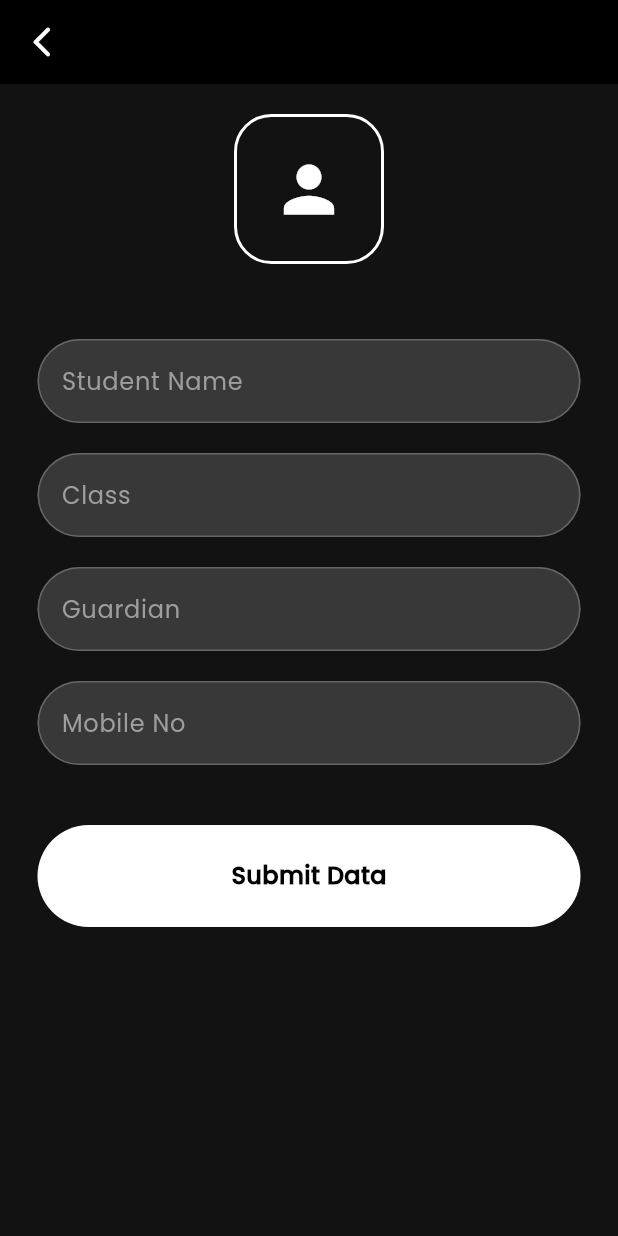
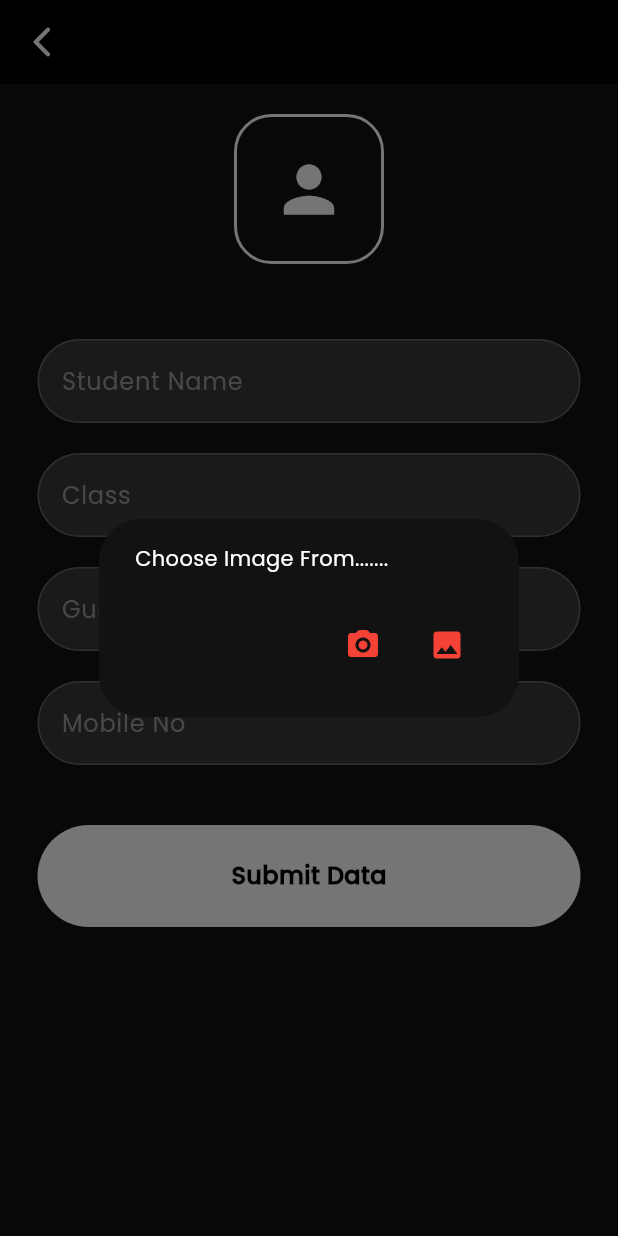
Before and after one commit to sugith10/Students-App-Getx-Sqflite, a Flutter app: the AddStudentScreen screen opened directly, after a tap on the "person" icon, on a phone screen of 412 x 824 dp. Run offline on Flutter 3.47's test engine with Material 3 defaults, Android fonts, the phone set to English and light mode, and no system bars; our stand-ins replace image_picker, lottie, sqflite; accounts and stored records are empty; project files that could hold a hidden picture were left out.

```diff
--- a/lib/controller/screen_controller/navigation_controller/screen_navigations/add_screen_navigation.dart
+++ b/lib/controller/screen_controller/navigation_controller/screen_navigations/add_screen_navigation.dart
@@ -1,6 +1,6 @@
 import 'package:flutter/material.dart';
 import 'package:student_app/controller/screen_controller/navigation_controller/screen_transitions/left_to_right.dart';
-import 'package:student_app/screens/add_screen/add_screen.dart';
+import 'package:student_app/view/add_screen/add_screen.dart';
 
 class AddScreenNavigation{
    _toAddScreenLeftToRight(BuildContext context){
--- a/lib/controller/screen_controller/navigation_controller/screen_navigations/view_student_data_screen.dart
+++ b/lib/controller/screen_controller/navigation_controller/screen_navigations/view_student_data_screen.dart
@@ -1,6 +1,6 @@
 import 'package:flutter/material.dart';
 import 'package:student_app/controller/screen_controller/navigation_controller/screen_transitions/left_to_right.dart';
-import 'package:student_app/screens/view_student_screen/view_student_scrn.dart';
+import 'package:student_app/view/view_student_screen/view_student_scrn.dart';
 
 class ViewStudentDataScrnNav{
    void _toViewStudentDataLeftToRight(BuildContext context){
--- a/lib/main.dart
+++ b/lib/main.dart
@@ -1,5 +1,5 @@
 import 'package:flutter/material.dart';
-import 'package:student_app/screens/splash_screen/splash_screen.dart';
+import 'package:student_app/view/splash_screen/splash_screen.dart';
 
 main(){
   runApp(const MyApp());
--- a/lib/screens/add_screen/add_screen.dart
+++ /dev/null
@@ -1,80 +0,0 @@
-import 'package:flutter/material.dart';
-import 'package:student_app/screens/add_screen/widget/inputfield_widget.dart';
-import 'package:student_app/screens/add_screen/widget/submit_button_widget.dart';
-
-class AddStudentScreen extends StatelessWidget {
-  AddStudentScreen({super.key});
-  final TextEditingController studentName = TextEditingController();
-  final TextEditingController studentClass = TextEditingController();
-  final TextEditingController studentGuardian = TextEditingController();
-  final TextEditingController studentMobile = TextEditingController();
-
-  @override
-  Widget build(BuildContext context) {
-    return Scaffold(
-      appBar: AppBar(
-        leading: InkWell(
-            onTap: () => Navigator.pop(context),
-            child: const Icon(Icons.arrow_back_ios_new_rounded)),
-      ),
-      body: SingleChildScrollView(
-        child: Column(
-          children: [
-            const SizedBox(
-              height: 20,
-            ),
-            InkWell(
-              onTap: () {},
-              customBorder: RoundedRectangleBorder(
-                borderRadius: BorderRadius.circular(25),
-              ),
-              child: Container(
-                height: 100,
-                width: 100,
-                decoration: BoxDecoration(
-                  border: Border.all(
-                    color: Colors.white,
-                    width: 2,
-                  ),
-                  borderRadius: BorderRadius.circular(25),
-                ),
-                child: const Icon(
-                  Icons.person,
-                  size: 50,
-                ),
-              ),
-            ),
-            const SizedBox(
-              height: 50,
-            ),
-            StudentInputField(
-                textController: studentName, hintText: 'Student Name'),
-            const SizedBox(
-              height: 20,
-            ),
-            StudentInputField(textController: studentClass, hintText: 'Class'),
-            const SizedBox(
-              height: 20,
-            ),
-            StudentInputField(
-                textController: studentGuardian, hintText: 'Guardian'),
-            const SizedBox(
-              height: 20,
-            ),
-            StudentInputField(
-                textController: studentMobile, hintText: 'Mobile No', textInputType: TextInputType.number),
-            const SizedBox(
-              height: 40,
-            ),
-            // Spacer(),
-            SubmitButton(onTap: () {
-              print(studentName.text);
-              print(studentGuardian);
-            }),
-            // Spacer()
-          ],
-        ),
-      ),
-    );
-  }
-}
--- /dev/null
+++ b/lib/view/add_screen/add_screen.dart
@@ -0,0 +1,190 @@
+import 'dart:io';
+import 'package:flutter/material.dart';
+import 'package:image_picker/image_picker.dart';
+import 'package:student_app/view/add_screen/widget/inputfield_widget.dart';
+import 'package:student_app/view/add_screen/widget/submit_button_widget.dart';
+
+class AddStudentScreen extends StatefulWidget {
+  AddStudentScreen({super.key});
+
+  @override
+  State<AddStudentScreen> createState() => _AddStudentScreenState();
+}
+
+class _AddStudentScreenState extends State<AddStudentScreen> {
+  final TextEditingController studentName = TextEditingController();
+  final TextEditingController studentClass = TextEditingController();
+  final TextEditingController studentGuardian = TextEditingController();
+  final TextEditingController studentMobile = TextEditingController();
+
+  File? image25;
+  String? imagepath;
+
+  @override
+  Widget build(BuildContext context) {
+    return Scaffold(
+      appBar: AppBar(
+        leading: InkWell(
+            onTap: () {
+              Navigator.pop(context);
+            },
+            child: const Icon(Icons.arrow_back_ios_new_rounded)),
+      ),
+      body: SingleChildScrollView(
+        child: Column(
+          children: [
+            const SizedBox(
+              height: 20,
+            ),
+            InkWell(
+              onTap: () {
+                addphoto(context);
+              },
+              customBorder: RoundedRectangleBorder(
+                borderRadius: BorderRadius.circular(25),
+              ),
+              child: Container(
+                height: 100,
+                width: 100,
+                decoration: BoxDecoration(
+                  border: Border.all(
+                    color: Colors.white,
+                    width: 2,
+                  ),
+                  borderRadius: BorderRadius.circular(25),
+                ),
+                child: image25 == null
+                    ? const Icon(
+                        Icons.person,
+                        size: 50,
+                      )
+                    : ClipRRect(
+                        borderRadius: BorderRadius.circular(25),
+                        child: Image.file(
+                          image25!,
+                          fit: BoxFit.cover,
+                        )),
+              ),
+            ),
+            const SizedBox(
+              height: 50,
+            ),
+            StudentInputField(
+                textController: studentName, hintText: 'Student Name'),
+            const SizedBox(
+              height: 20,
+            ),
+            StudentInputField(textController: studentClass, hintText: 'Class'),
+            const SizedBox(
+              height: 20,
+            ),
+            StudentInputField(
+                textController: studentGuardian, hintText: 'Guardian'),
+            const SizedBox(
+              height: 20,
+            ),
+            StudentInputField(
+                textController: studentMobile,
+                hintText: 'Mobile No',
+                textInputType: TextInputType.number),
+            const SizedBox(
+              height: 40,
+            ),
+            // Spacer(),
+            SubmitButton(onTap: () {
+              print(studentName.text);
+              print(studentGuardian);
+            }),
+            // Spacer()
+          ],
+        ),
+      ),
+    );
+  }
+
+  bool checkFieldsEmpty({
+    required TextEditingController stduentName,
+    required TextEditingController studentClass,
+    required TextEditingController studentGuardian,
+    required TextEditingController studentMobile,
+  }) {
+    if (studentName.text.isEmpty &&
+        studentClass.text.isEmpty &&
+        studentGuardian.text.isEmpty &&
+        studentMobile.text.isEmpty) {
+      return true;
+    }
+    return false;
+  }
+
+  Future<void> addStudent({
+    required TextEditingController stduentName,
+    required TextEditingController studentClass,
+    required TextEditingController studentGuardian,
+    required TextEditingController studentMobile,
+  }) async {
+
+  bool empty =   checkFieldsEmpty(
+        stduentName: stduentName,
+        studentClass: studentClass,
+        studentGuardian: studentGuardian,
+        studentMobile: studentMobile);
+
+  if(empty == true){
+    print('empty');
+    return;
+  }
+
+   final name = stduentName.text.toUpperCase();
+   final standard = studentClass.text.toString().trim();
+   final father = studentGuardian.text;
+   final phoneNumber = studentMobile.text.trim();
+
+
+
+  }
+
+  Future<void> getimage(ImageSource source) async {
+    final image = await ImagePicker().pickImage(source: source);
+    if (image == null) {
+      return;
+    }
+    setState(() {
+      image25 = File(image.path);
+      imagepath = image.path.toString();
+    });
+  }
+
+  void addphoto(ctxr) {
+    showDialog(
+      context: ctxr,
+      builder: (ctxr) {
+        return AlertDialog(
+          content: const Text('Choose Image From.......'),
+          actions: [
+            IconButton(
+              onPressed: () {
+                getimage(ImageSource.camera);
+                Navigator.of(context).pop();
+              },
+              icon: const Icon(
+                Icons.camera_alt_rounded,
+                color: Colors.red,
+              ),
+            ),
+            IconButton(
+              onPressed: () {
+                getimage(ImageSource.gallery);
+                Navigator.of(context).pop();
+              },
+              icon: const Icon(
+                Icons.image,
+                color: Colors.red,
+              ),
+            ),
+          ],
+        );
+      },
+    );
+  }
+}
--- a/lib/screens/home_screen/home_screen.dart
+++ b/lib/view/home_screen/home_screen.dart
@@ -1,9 +1,9 @@
 import 'package:flutter/material.dart';
 import 'package:student_app/controller/screen_controller/navigation_controller/screen_navigations/add_screen_navigation.dart';
 import 'package:student_app/controller/screen_controller/navigation_controller/screen_navigations/view_student_data_screen.dart';
-import 'package:student_app/screens/search_screen/search_screen.dart';
-import 'package:student_app/screens/widgets/card_view.dart';
-import 'package:student_app/screens/widgets/select_category.dart';
+import 'package:student_app/view/search_screen/search_screen.dart';
+import 'package:student_app/view/widgets/card_view.dart';
+import 'package:student_app/view/widgets/select_category.dart';
 
 class HomeScreen extends StatelessWidget {
   const HomeScreen({super.key});
--- a/lib/screens/splash_screen/splash_screen.dart
+++ b/lib/view/splash_screen/splash_screen.dart
@@ -2,7 +2,7 @@ import 'dart:async';
 
 import 'package:flutter/material.dart';
 import 'package:lottie/lottie.dart';
-import 'package:student_app/screens/home_screen/home_screen.dart';
+import 'package:student_app/view/home_screen/home_screen.dart';
 
 class SplashScreen extends StatelessWidget {
   const SplashScreen({super.key});
--- a/lib/screens/view_student_screen/view_student_scrn.dart
+++ b/lib/view/view_student_screen/view_student_scrn.dart
@@ -1,5 +1,5 @@
 import 'package:flutter/material.dart';
-import 'package:student_app/screens/view_student_screen/widget/details_text_widget.dart';
+import 'package:student_app/view/view_student_screen/widget/details_text_widget.dart';
 
 class ViewStudentDataScrn extends StatelessWidget {
   const ViewStudentDataScrn({super.key});
--- a/pubspec.yaml
+++ b/pubspec.yaml
@@ -16,7 +16,7 @@ dependencies:
 
   sqflite: ^2.3.0
   lottie: ^3.0.0
-
+  image_picker: ^1.0.4
 
   cupertino_icons: ^1.0.2
 
```
Also changed, not shown: lib/controller/sudent_db_controller/student_db_controller.dart (added, +60 -0 lines), lib/model/db_student_model.dart (added, +32 -0 lines), lib/controller/sudent_db_controller/db_controller.dart (added), lib/view/add_screen/widget/inputfield_widget.dart (renamed from lib/screens/add_screen/widget/inputfield_widget.dart), lib/view/add_screen/widget/submit_button_widget.dart (renamed from lib/screens/add_screen/widget/submit_button_widget.dart), lib/view/search_screen/search_screen.dart (renamed from lib/screens/search_screen/search_screen.dart), lib/view/view_student_screen/widget/details_text_widget.dart (renamed from lib/screens/view_student_screen/widget/details_text_widget.dart), lib/view/widgets/card_view.dart (renamed from lib/screens/widgets/card_view.dart), lib/view/widgets/select_category.dart (renamed from lib/screens/widgets/select_category.dart), pubspec.lock, 2 other files.
